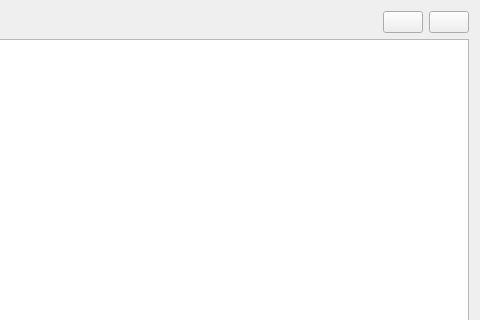
This is Tools/EditorFramework/Assets/AssetBrowser.ui in ezEngine/ezEngine as Qt 5 draws it before an edit; both pictures show x 182 to 662 and y 0 to 320 of the 662 by 640 pixel window. The edited form follows.
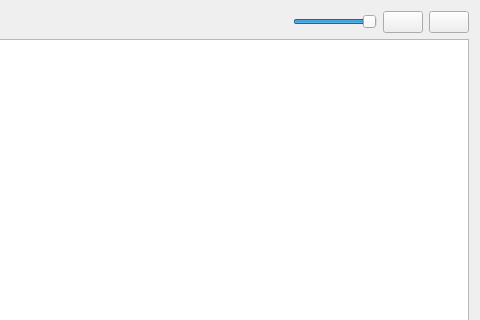
This is the edited form. Icons and pictures are not drawn. Custom widgets are drawn as their Qt base class.

Commit message: - Asset Browser icon scaling and rendering. - Added QtScopedUpdatesDisabled and QtScopedBlockSignals to GuiFoundation/Basics.h

Patch:
```diff
--- a/Tools/EditorFramework/Assets/AssetBrowser.ui
+++ b/Tools/EditorFramework/Assets/AssetBrowser.ui
@@ -29,6 +29,31 @@
        </property>
       </spacer>
      </item>
+     <item>
+      <widget class="QSlider" name="IconSizeSlider">
+       <property name="sizePolicy">
+        <sizepolicy hsizetype="Preferred" vsizetype="Preferred">
+         <horstretch>0</horstretch>
+         <verstretch>0</verstretch>
+        </sizepolicy>
+       </property>
+       <property name="minimum">
+        <number>10</number>
+       </property>
+       <property name="maximum">
+        <number>100</number>
+       </property>
+       <property name="value">
+        <number>100</number>
+       </property>
+       <property name="orientation">
+        <enum>Qt::Horizontal</enum>
+       </property>
+       <property name="invertedControls">
+        <bool>false</bool>
+       </property>
+      </widget>
+     </item>
      <item>
       <widget class="QPushButton" name="ButtonListMode">
        <property name="toolTip">
```
Left out of the diff: 2 changed lines with no effect on the pictures. The commit also changes 6 other files.
